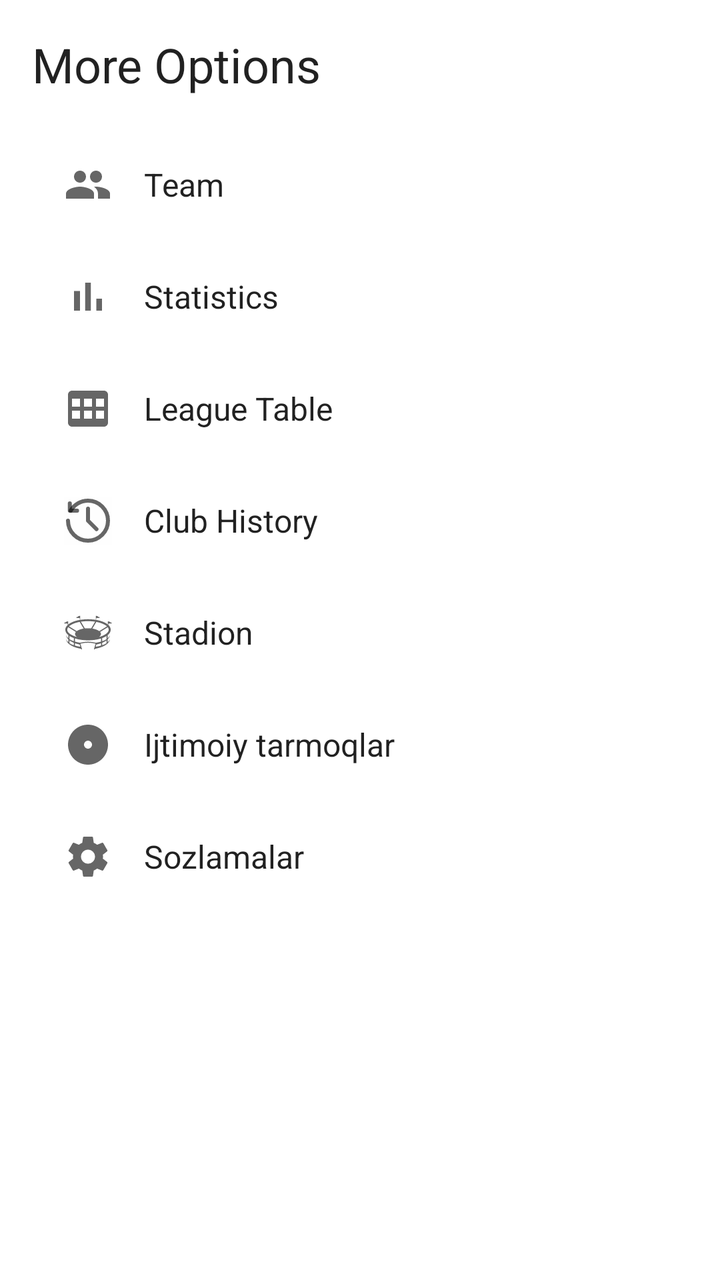
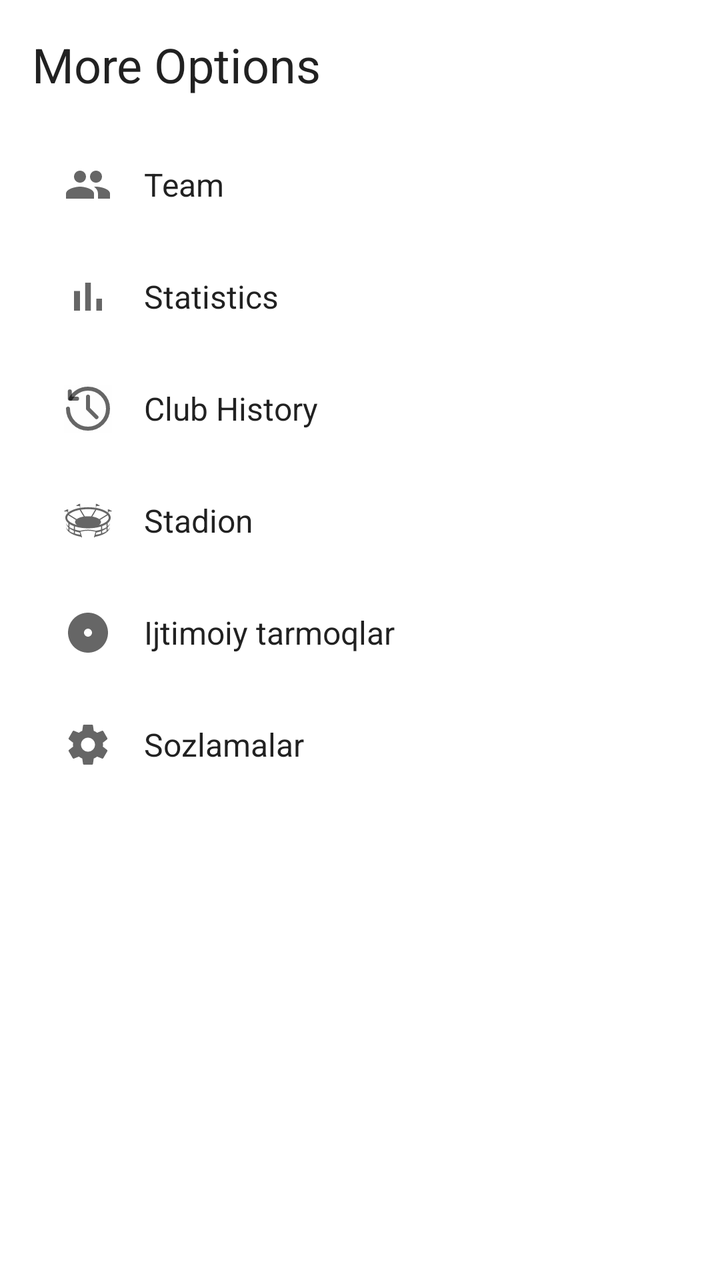

Two renders of the same Android screen: before a commit and after it. Below are the layout's source before the change and the commit's diff.
<!-- AndroidManifest.xml: application theme Theme.FCNeftchi -->
<!-- res/layout/fragment_more.xml -->
<?xml version="1.0" encoding="utf-8"?>
<ScrollView xmlns:android="http://schemas.android.com/apk/res/android"
    xmlns:tools="http://schemas.android.com/tools"
    android:layout_width="match_parent"
    android:layout_height="match_parent"
    tools:context=".ui.more.MoreFragment">

    <LinearLayout
        android:layout_width="match_parent"
        android:layout_height="wrap_content"
        android:orientation="vertical"
        android:padding="16dp">

        <TextView
            style="?attr/textAppearanceHeadline5"
            android:layout_width="wrap_content"
            android:layout_height="wrap_content"
            android:layout_marginBottom="16dp"
            android:text="More Options" />

        <TextView
            android:id="@+id/team_button"
            style="?attr/textAppearanceListItem"
            android:layout_width="match_parent"
            android:layout_height="wrap_content"
            android:background="?attr/selectableItemBackground"
            android:drawableStart="@drawable/ic_team"
            android:drawablePadding="16dp"
            android:gravity="center_vertical"
            android:padding="16dp"
            android:text="@string/title_team" />

        <TextView
            android:id="@+id/statistics_button"
            style="?attr/textAppearanceListItem"
            android:layout_width="match_parent"
            android:layout_height="wrap_content"
            android:background="?attr/selectableItemBackground"
            android:drawableStart="@drawable/ic_stats"
            android:drawablePadding="16dp"
            android:gravity="center_vertical"
            android:padding="16dp"
            android:text="@string/title_statistics" />

        <TextView
            android:id="@+id/league_table_button"
            style="?attr/textAppearanceListItem"
            android:layout_width="match_parent"
            android:layout_height="wrap_content"
            android:background="?attr/selectableItemBackground"
            android:drawableStart="@drawable/ic_table"
            android:drawablePadding="16dp"
            android:gravity="center_vertical"
            android:padding="16dp"
            android:text="@string/title_league_table" />

        <TextView
            android:id="@+id/club_history_button"
            style="?attr/textAppearanceListItem"
            android:layout_width="match_parent"
            android:layout_height="wrap_content"
            android:background="?attr/selectableItemBackground"
            android:drawableStart="@drawable/ic_history"
            android:drawablePadding="16dp"
            android:gravity="center_vertical"
            android:padding="16dp"
            android:text="@string/title_club_history" />

        <TextView
            android:id="@+id/stadium_button"
            style="?attr/textAppearanceListItem"
            android:layout_width="match_parent"
            android:layout_height="wrap_content"
            android:background="?attr/selectableItemBackground"
            android:drawableStart="@drawable/ic_stadium"
            android:drawablePadding="16dp"
            android:gravity="center_vertical"
            android:padding="16dp"
            android:text="@string/title_stadium" />

        <TextView
            android:id="@+id/socials_button"
            style="?attr/textAppearanceListItem"
            android:layout_width="match_parent"
            android:layout_height="wrap_content"
            android:background="?attr/selectableItemBackground"
            android:drawableStart="@drawable/ic_socials"
            android:drawablePadding="16dp"
            android:gravity="center_vertical"
            android:padding="16dp"
            android:text="@string/title_socials" />

        <TextView
            android:id="@+id/settings_button"
            style="?attr/textAppearanceListItem"
            android:layout_width="match_parent"
            android:layout_height="wrap_content"
            android:background="?attr/selectableItemBackground"
            android:drawableStart="@drawable/ic_settings"
            android:drawablePadding="16dp"
            android:gravity="center_vertical"
            android:padding="16dp"
            android:text="@string/title_settings" />

    </LinearLayout>
</ScrollView>
<!-- resources referenced by this layout -->
<resources>
  <!-- drawable ic_socials (drawable) -->
  <?xml version="1.0" encoding="utf-8"?>
  <vector xmlns:android="http://schemas.android.com/apk/res/android"
      android:width="24dp"
      android:height="24dp"
      android:tint="?attr/colorControlNormal"
      android:viewportWidth="24"
      android:viewportHeight="24">
      <path
          android:fillColor="@android:color/white"
          android:pathData="M12,2C6.48,2 2,6.48 2,12s4.48,10 10,10 10,-4.48 10,-10S17.52,2 12,2zM12,14c-1.1,0 -2,-0.9 -2,-2s0.9,-2 2,-2 2,0.9 2,2 -0.9,2 -2,2zM12,6c-1.1,0 -2,0.9 -2,2s0.9,2 2,2 2,-0.9 2,-2 -0.9,-2 -2,-2zM12,18c-1.1,0 -2,0.9 -2,2s0.9,2 2,2 2,-0.9 2,-2 -0.9,-2 -2,-2z" />
  </vector>
  <!-- drawable ic_stats (drawable) -->
  <?xml version="1.0" encoding="utf-8"?>
  <vector xmlns:android="http://schemas.android.com/apk/res/android"
      android:width="24dp"
      android:height="24dp"
      android:viewportWidth="24"
      android:viewportHeight="24"
      android:tint="?attr/colorControlNormal">
      <path
          android:fillColor="@android:color/white"
          android:pathData="M5,9.2h3V19H5zM10.6,5h2.8v14h-2.8V5zM16.2,13H19v6h-2.8V13z"/>
  </vector>
  <!-- drawable ic_table (drawable) -->
  <?xml version="1.0" encoding="utf-8"?>
  <vector xmlns:android="http://schemas.android.com/apk/res/android"
      android:width="24dp"
      android:height="24dp"
      android:viewportWidth="24"
      android:viewportHeight="24"
      android:tint="?attr/colorControlNormal">
      <path
          android:fillColor="@android:color/white"
          android:pathData="M20,3H4C2.9,3 2,3.9 2,5v14c0,1.1 0.9,2 2,2h16c1.1,0 2,-0.9 2,-2V5C22,3.9 21.1,3 20,3zM8,11H4V7h4V11zM14,11h-4V7h4V11zM20,11h-4V7h4V11zM8,17H4v-4h4V17zM14,17h-4v-4h4V17zM20,17h-4v-4h4V17z"/>
  </vector>
  <!-- drawable ic_team (drawable) -->
  <?xml version="1.0" encoding="utf-8"?>
  <vector xmlns:android="http://schemas.android.com/apk/res/android"
      android:width="24dp"
      android:height="24dp"
      android:viewportWidth="24"
      android:viewportHeight="24"
      android:tint="?attr/colorControlNormal">
      <path
          android:fillColor="@android:color/white"
          android:pathData="M16,11c1.66,0 2.99,-1.34 2.99,-3S17.66,5 16,5c-1.66,0 -3,1.34 -3,3s1.34,3 3,3zM8,11c1.66,0 2.99,-1.34 2.99,-3S9.66,5 8,5C6.34,5 5,6.34 5,8s1.34,3 3,3zM8,13c-2.33,0 -7,1.17 -7,3.5V19h14v-2.5C15,14.17 10.33,13 8,13zM16,13c-0.29,0 -0.62,0.02 -0.97,0.05 1.16,0.84 1.97,1.97 1.97,3.45V19h6v-2.5C23,14.17 18.33,13 16,13z"/>
  </vector>
  <string name="title_club_history">Club History</string>
  <string name="title_league_table">League Table</string>
  <string name="title_settings">Sozlamalar</string>
  <string name="title_socials">Ijtimoiy tarmoqlar</string>
  <string name="title_stadium">Stadion</string>
  <string name="title_statistics">Statistics</string>
  <string name="title_team">Team</string>
  <style name="Theme.FCNeftchi" parent="Theme.MaterialComponents.DayNight.NoActionBar">
          <item name="colorPrimary">@color/neftchi_green</item>
          <item name="colorPrimaryVariant">@color/neftchi_green_dark</item>
          <item name="colorOnPrimary">@color/white</item>
          <item name="colorSecondary">@color/neftchi_green_light</item>
          <item name="colorSecondaryVariant">@color/neftchi_green</item>
          <item name="colorOnSecondary">@color/black</item>
          <item name="android:statusBarColor">@android:color/transparent</item>
          <item name="android:navigationBarColor">@android:color/transparent</item>
      </style>
  <color name="neftchi_green">#008000</color>
  <color name="neftchi_green_dark">#006400</color>
  <color name="white">#FFFFFFFF</color>
  <color name="neftchi_green_light">#90EE90</color>
  <color name="black">#FF000000</color>
  <!-- unchanged entries left out for length: 3 -->
</resources>

<!-- the commit's change to res/layout/fragment_more.xml (unified diff, before → after) -->
@@ -41,18 +41,6 @@
             android:gravity="center_vertical"
             android:padding="16dp"
             android:text="@string/title_statistics" />
-
-        <TextView
-            android:id="@+id/league_table_button"
-            style="?attr/textAppearanceListItem"
-            android:layout_width="match_parent"
-            android:layout_height="wrap_content"
-            android:background="?attr/selectableItemBackground"
-            android:drawableStart="@drawable/ic_table"
-            android:drawablePadding="16dp"
-            android:gravity="center_vertical"
-            android:padding="16dp"
-            android:text="@string/title_league_table" />
 
         <TextView
             android:id="@+id/club_history_button"
<!-- resource entries referenced after the edit -->
@@ -24,18 +24,6 @@
           android:fillColor="@android:color/white"
           android:pathData="M5,9.2h3V19H5zM10.6,5h2.8v14h-2.8V5zM16.2,13H19v6h-2.8V13z"/>
   </vector>
-  <!-- drawable ic_table (drawable) -->
-  <?xml version="1.0" encoding="utf-8"?>
-  <vector xmlns:android="http://schemas.android.com/apk/res/android"
-      android:width="24dp"
-      android:height="24dp"
-      android:viewportWidth="24"
-      android:viewportHeight="24"
-      android:tint="?attr/colorControlNormal">
-      <path
-          android:fillColor="@android:color/white"
-          android:pathData="M20,3H4C2.9,3 2,3.9 2,5v14c0,1.1 0.9,2 2,2h16c1.1,0 2,-0.9 2,-2V5C22,3.9 21.1,3 20,3zM8,11H4V7h4V11zM14,11h-4V7h4V11zM20,11h-4V7h4V11zM8,17H4v-4h4V17zM14,17h-4v-4h4V17zM20,17h-4v-4h4V17z"/>
-  </vector>
   <!-- drawable ic_team (drawable) -->
   <?xml version="1.0" encoding="utf-8"?>
   <vector xmlns:android="http://schemas.android.com/apk/res/android"
@@ -49,7 +37,6 @@
           android:pathData="M16,11c1.66,0 2.99,-1.34 2.99,-3S17.66,5 16,5c-1.66,0 -3,1.34 -3,3s1.34,3 3,3zM8,11c1.66,0 2.99,-1.34 2.99,-3S9.66,5 8,5C6.34,5 5,6.34 5,8s1.34,3 3,3zM8,13c-2.33,0 -7,1.17 -7,3.5V19h14v-2.5C15,14.17 10.33,13 8,13zM16,13c-0.29,0 -0.62,0.02 -0.97,0.05 1.16,0.84 1.97,1.97 1.97,3.45V19h6v-2.5C23,14.17 18.33,13 16,13z"/>
   </vector>
   <string name="title_club_history">Club History</string>
-  <string name="title_league_table">League Table</string>
   <string name="title_settings">Sozlamalar</string>
   <string name="title_socials">Ijtimoiy tarmoqlar</string>
   <string name="title_stadium">Stadion</string>
